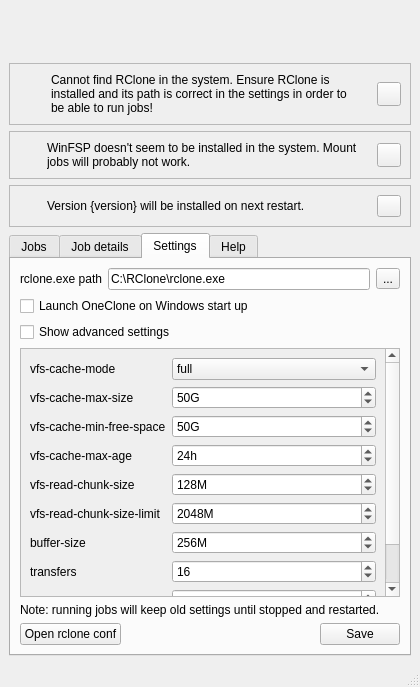
Above: src/view/MainWindow.ui from duri93/OneClone before the change. Below: the same form after it.
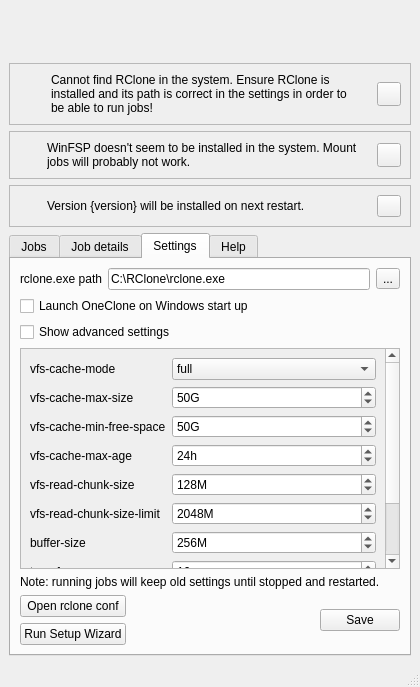
That is the form after the change. The open tabs and pages were chosen to show the change. Icons and pictures are not drawn. Custom widgets are drawn as their Qt base class.

Commit message: Implemented setup wizard

```diff
--- a/src/view/MainWindow.ui
+++ b/src/view/MainWindow.ui
@@ -645,7 +645,7 @@
        <attribute name="title">
         <string>Settings</string>
        </attribute>
-       <layout class="QVBoxLayout" name="verticalLayout_4">
+       <layout class="QVBoxLayout" name="verticalLayout_6">
         <item>
          <layout class="QHBoxLayout" name="settingsRcloneLayout">
           <item>
@@ -926,7 +926,9 @@
          </widget>
         </item>
         <item>
-         <layout class="QHBoxLayout" name="settingsNavLayout">
+         <layout class="QHBoxLayout" name="horizontalLayout_2">
+          <item>
+           <layout class="QVBoxLayout" name="verticalLayout_4">
           <item>
            <widget class="QPushButton" name="settingsRcloneConf">
             <property name="enabled">
@@ -940,6 +942,19 @@
               <normaloff>:/icons/open.svg</normaloff>:/icons/open.svg</iconset>
             </property>
            </widget>
+            </item>
+            <item>
+             <widget class="QPushButton" name="settingsWizard">
+              <property name="text">
+               <string>Run Setup Wizard</string>
+              </property>
+              <property name="icon">
+               <iconset resource="../../resources/resources.qrc">
+                <normaloff>:/icons/open.svg</normaloff>:/icons/open.svg</iconset>
+              </property>
+             </widget>
+            </item>
+           </layout>
           </item>
           <item>
            <spacer name="settingsNavSpacer">
```
Left out of the diff: 2 changed lines with no effect on the pictures. Lines whose indentation alone changed are shown as unchanged. The commit also changes 17 other files.
